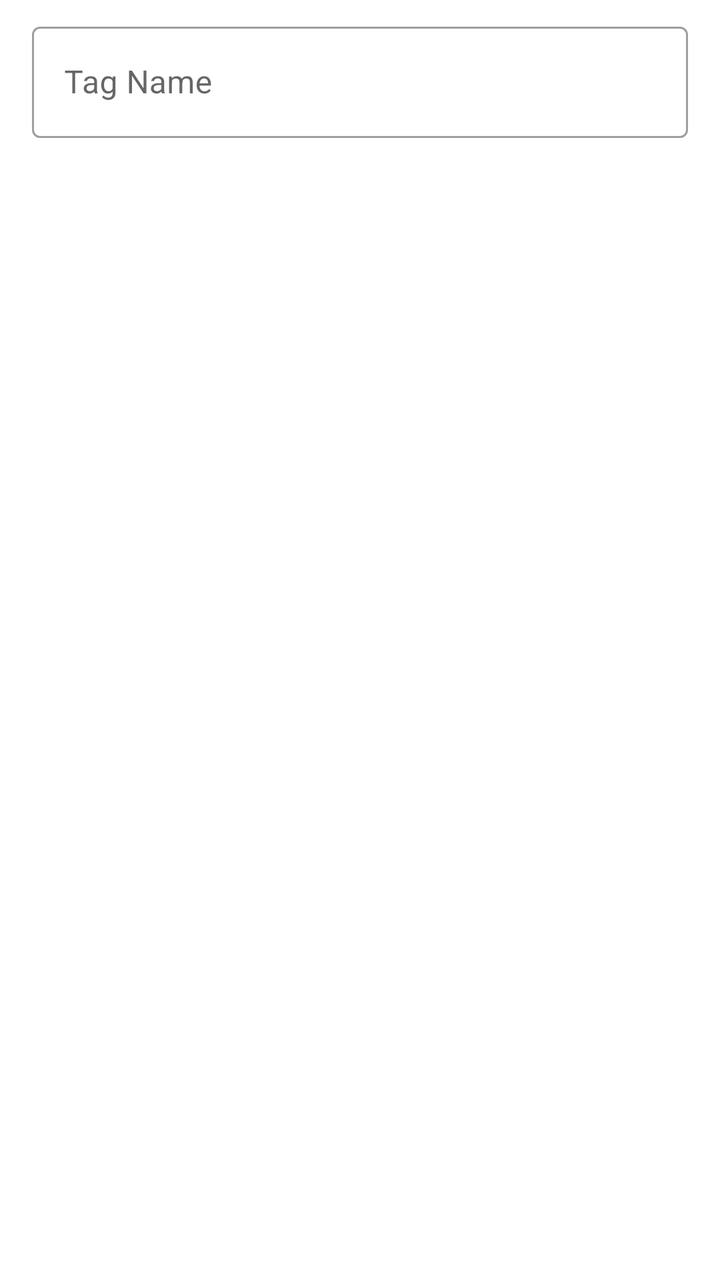
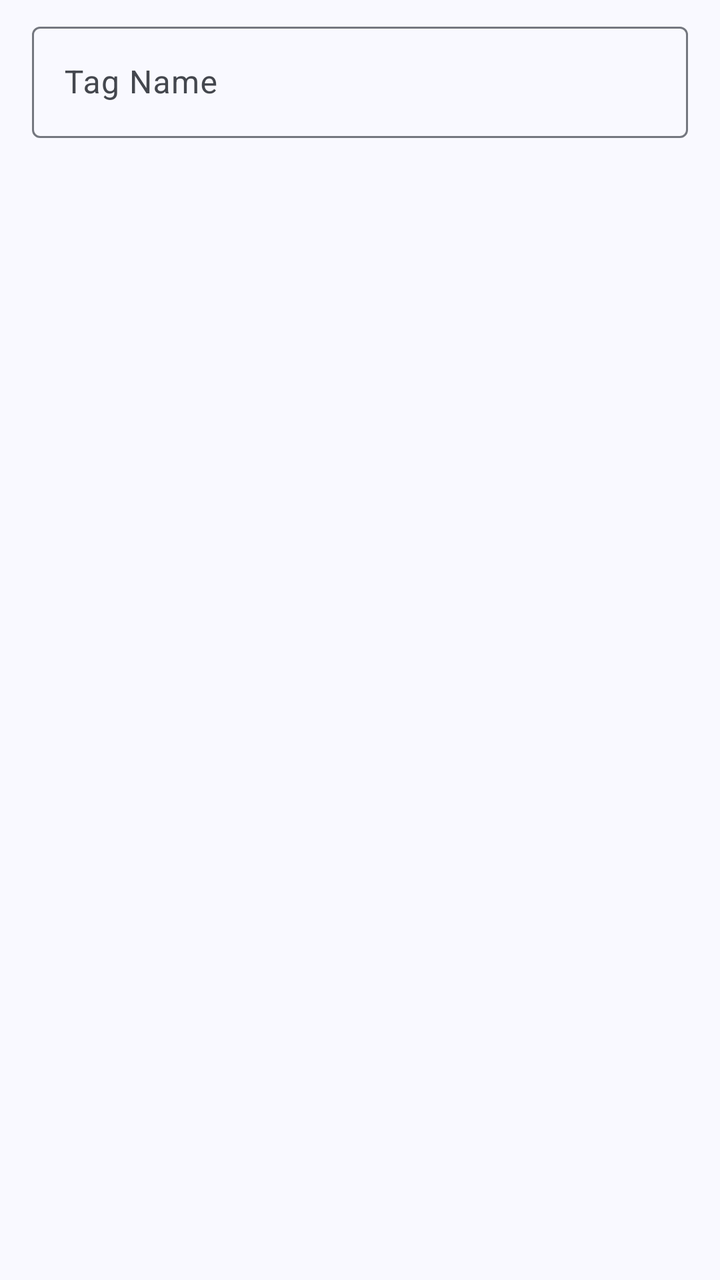

An Android layout rendered at two revisions. The XML below is the earlier revision; the diff shows what the commit changed to produce the second picture.
<!-- AndroidManifest.xml: application theme AppTheme -->
<!-- res/layout/dialog_create_tag.xml -->
<?xml version="1.0" encoding="utf-8"?>
<FrameLayout xmlns:android="http://schemas.android.com/apk/res/android"
    android:layout_width="match_parent"
    android:layout_height="wrap_content">

    <com.google.android.material.textfield.TextInputLayout
        android:id="@+id/input_layout_name"
        style="@style/Widget.MaterialComponents.TextInputLayout.OutlinedBox"
        android:layout_width="match_parent"
        android:layout_height="wrap_content"
        android:layout_marginHorizontal="16dp"
        android:layout_marginTop="8dp">

        <com.google.android.material.textfield.TextInputEditText
            android:id="@+id/edit_name"
            android:layout_width="match_parent"
            android:layout_height="wrap_content"
            android:hint="@string/torrent_list_create_tag_hint"
            android:inputType="textMultiLine"
            android:maxLines="10" />

    </com.google.android.material.textfield.TextInputLayout>

</FrameLayout>
<!-- resources referenced by this layout -->
<resources>
  <style name="AppTheme" parent="Theme.MaterialComponents.DayNight.NoActionBar">
          <item name="colorPrimary">@color/color_primary</item>
          <item name="colorPrimaryDark">@color/color_primary_dark</item>
          <item name="colorPrimaryVariant">@color/color_primary_variant</item>
          <item name="colorOnPrimary">@color/color_on_primary</item>
  
          <item name="colorSecondary">@color/color_secondary</item>
          <item name="colorSecondaryVariant">@color/color_secondary_variant</item>
          <item name="colorOnSecondary">@color/color_on_secondary</item>
  
          <item name="windowActionModeOverlay">true</item>
          <item name="actionBarTheme">@style/AppTheme.ToolbarOverlay</item>
  
          <item name="android:textAlignment">viewStart</item>
  
          <item name="snackbarTextViewStyle">@style/AppTheme.SnackbarTextViewStyle</item>
  
          <item name="android:statusBarColor">@color/status_bar_color</item>
          <item name="android:navigationBarColor">@color/navigation_bar_color</item>
      </style>
  <color name="color_primary">#03A9F4</color>
  <color name="color_primary_dark">#007AC1</color>
  <color name="color_primary_variant">#007AC1</color>
  <color name="color_on_primary">#FFFFFF</color>
  <color name="color_secondary">#FFB300</color>
  <color name="color_secondary_variant">#C68400</color>
  <color name="color_on_secondary">#000000</color>
  <style name="AppTheme.ToolbarOverlay" parent="ThemeOverlay.MaterialComponents.Dark.ActionBar" />
  <style name="AppTheme.SnackbarTextViewStyle" parent="Widget.MaterialComponents.Snackbar.TextView">
          <item name="android:maxLines">15</item>
      </style>
  <color name="status_bar_color">@color/color_primary</color>
  <color name="navigation_bar_color">@android:color/transparent</color>
  <!-- unchanged entries left out for length: 1 -->
</resources>

<!-- the commit's change to res/layout/dialog_create_tag.xml (unified diff, before → after) -->
@@ -5,7 +5,7 @@
 
     <com.google.android.material.textfield.TextInputLayout
         android:id="@+id/input_layout_name"
-        style="@style/Widget.MaterialComponents.TextInputLayout.OutlinedBox"
+        style="@style/Widget.Material3.TextInputLayout.OutlinedBox"
         android:layout_width="match_parent"
         android:layout_height="wrap_content"
         android:layout_marginHorizontal="16dp"
<!-- resource entries referenced after the edit -->
@@ -1,38 +1,107 @@
 <!-- resources referenced by this layout -->
 <resources>
-  <style name="AppTheme" parent="Theme.MaterialComponents.DayNight.NoActionBar">
-          <item name="colorPrimary">@color/color_primary</item>
-          <item name="colorPrimaryDark">@color/color_primary_dark</item>
-          <item name="colorPrimaryVariant">@color/color_primary_variant</item>
-          <item name="colorOnPrimary">@color/color_on_primary</item>
+  <style name="AppTheme" parent="Theme.Material3.DayNight.NoActionBar">
+          <item name="colorPrimary">@color/md_theme_primary</item>
+          <item name="colorOnPrimary">@color/md_theme_onPrimary</item>
+          <item name="colorPrimaryContainer">@color/md_theme_primaryContainer</item>
+          <item name="colorOnPrimaryContainer">@color/md_theme_onPrimaryContainer</item>
+          <item name="colorSecondary">@color/md_theme_secondary</item>
+          <item name="colorOnSecondary">@color/md_theme_onSecondary</item>
+          <item name="colorSecondaryContainer">@color/md_theme_secondaryContainer</item>
+          <item name="colorOnSecondaryContainer">@color/md_theme_onSecondaryContainer</item>
+          <item name="colorTertiary">@color/md_theme_tertiary</item>
+          <item name="colorOnTertiary">@color/md_theme_onTertiary</item>
+          <item name="colorTertiaryContainer">@color/md_theme_tertiaryContainer</item>
+          <item name="colorOnTertiaryContainer">@color/md_theme_onTertiaryContainer</item>
+          <item name="colorError">@color/md_theme_error</item>
+          <item name="colorOnError">@color/md_theme_onError</item>
+          <item name="colorErrorContainer">@color/md_theme_errorContainer</item>
+          <item name="colorOnErrorContainer">@color/md_theme_onErrorContainer</item>
+          <item name="android:colorBackground">@color/md_theme_background</item>
+          <item name="colorOnBackground">@color/md_theme_onBackground</item>
+          <item name="colorSurface">@color/md_theme_surface</item>
+          <item name="colorOnSurface">@color/md_theme_onSurface</item>
+          <item name="colorSurfaceVariant">@color/md_theme_surfaceVariant</item>
+          <item name="colorOnSurfaceVariant">@color/md_theme_onSurfaceVariant</item>
+          <item name="colorOutline">@color/md_theme_outline</item>
+          <item name="colorOutlineVariant">@color/md_theme_outlineVariant</item>
+          <item name="colorSurfaceInverse">@color/md_theme_inverseSurface</item>
+          <item name="colorOnSurfaceInverse">@color/md_theme_inverseOnSurface</item>
+          <item name="colorPrimaryInverse">@color/md_theme_inversePrimary</item>
+          <item name="colorPrimaryFixed">@color/md_theme_primaryFixed</item>
+          <item name="colorOnPrimaryFixed">@color/md_theme_onPrimaryFixed</item>
+          <item name="colorPrimaryFixedDim">@color/md_theme_primaryFixedDim</item>
+          <item name="colorOnPrimaryFixedVariant">@color/md_theme_onPrimaryFixedVariant</item>
+          <item name="colorSecondaryFixed">@color/md_theme_secondaryFixed</item>
+          <item name="colorOnSecondaryFixed">@color/md_theme_onSecondaryFixed</item>
+          <item name="colorSecondaryFixedDim">@color/md_theme_secondaryFixedDim</item>
+          <item name="colorOnSecondaryFixedVariant">@color/md_theme_onSecondaryFixedVariant</item>
+          <item name="colorTertiaryFixed">@color/md_theme_tertiaryFixed</item>
+          <item name="colorOnTertiaryFixed">@color/md_theme_onTertiaryFixed</item>
+          <item name="colorTertiaryFixedDim">@color/md_theme_tertiaryFixedDim</item>
+          <item name="colorOnTertiaryFixedVariant">@color/md_theme_onTertiaryFixedVariant</item>
+          <item name="colorSurfaceDim">@color/md_theme_surfaceDim</item>
+          <item name="colorSurfaceBright">@color/md_theme_surfaceBright</item>
+          <item name="colorSurfaceContainerLowest">@color/md_theme_surfaceContainerLowest</item>
+          <item name="colorSurfaceContainerLow">@color/md_theme_surfaceContainerLow</item>
+          <item name="colorSurfaceContainer">@color/md_theme_surfaceContainer</item>
+          <item name="colorSurfaceContainerHigh">@color/md_theme_surfaceContainerHigh</item>
+          <item name="colorSurfaceContainerHighest">@color/md_theme_surfaceContainerHighest</item>
   
-          <item name="colorSecondary">@color/color_secondary</item>
-          <item name="colorSecondaryVariant">@color/color_secondary_variant</item>
-          <item name="colorOnSecondary">@color/color_on_secondary</item>
+          <item name="materialCardViewStyle">@style/Widget.Material3.CardView.Elevated</item>
+          <item name="snackbarTextViewStyle">@style/AppTheme.SnackbarTextViewStyle</item>
   
           <item name="windowActionModeOverlay">true</item>
-          <item name="actionBarTheme">@style/AppTheme.ToolbarOverlay</item>
-  
-          <item name="android:textAlignment">viewStart</item>
-  
-          <item name="snackbarTextViewStyle">@style/AppTheme.SnackbarTextViewStyle</item>
-  
-          <item name="android:statusBarColor">@color/status_bar_color</item>
-          <item name="android:navigationBarColor">@color/navigation_bar_color</item>
       </style>
-  <color name="color_primary">#03A9F4</color>
-  <color name="color_primary_dark">#007AC1</color>
-  <color name="color_primary_variant">#007AC1</color>
-  <color name="color_on_primary">#FFFFFF</color>
-  <color name="color_secondary">#FFB300</color>
-  <color name="color_secondary_variant">#C68400</color>
-  <color name="color_on_secondary">#000000</color>
-  <style name="AppTheme.ToolbarOverlay" parent="ThemeOverlay.MaterialComponents.Dark.ActionBar" />
-  <style name="AppTheme.SnackbarTextViewStyle" parent="Widget.MaterialComponents.Snackbar.TextView">
+  <color name="md_theme_primary">#415F91</color>
+  <color name="md_theme_onPrimary">#FFFFFF</color>
+  <color name="md_theme_primaryContainer">#D6E3FF</color>
+  <color name="md_theme_onPrimaryContainer">#001B3E</color>
+  <color name="md_theme_secondary">#565F71</color>
+  <color name="md_theme_onSecondary">#FFFFFF</color>
+  <color name="md_theme_secondaryContainer">#DAE2F9</color>
+  <color name="md_theme_onSecondaryContainer">#131C2B</color>
+  <color name="md_theme_tertiary">#705575</color>
+  <color name="md_theme_onTertiary">#FFFFFF</color>
+  <color name="md_theme_tertiaryContainer">#FAD8FD</color>
+  <color name="md_theme_onTertiaryContainer">#28132E</color>
+  <color name="md_theme_error">#BA1A1A</color>
+  <color name="md_theme_onError">#FFFFFF</color>
+  <color name="md_theme_errorContainer">#FFDAD6</color>
+  <color name="md_theme_onErrorContainer">#410002</color>
+  <color name="md_theme_background">#F9F9FF</color>
+  <color name="md_theme_onBackground">#191C20</color>
+  <color name="md_theme_surface">#F9F9FF</color>
+  <color name="md_theme_onSurface">#191C20</color>
+  <color name="md_theme_surfaceVariant">#E0E2EC</color>
+  <color name="md_theme_onSurfaceVariant">#44474E</color>
+  <color name="md_theme_outline">#74777F</color>
+  <color name="md_theme_outlineVariant">#C4C6D0</color>
+  <color name="md_theme_inverseSurface">#2E3036</color>
+  <color name="md_theme_inverseOnSurface">#F0F0F7</color>
+  <color name="md_theme_inversePrimary">#AAC7FF</color>
+  <color name="md_theme_primaryFixed">#D6E3FF</color>
+  <color name="md_theme_onPrimaryFixed">#001B3E</color>
+  <color name="md_theme_primaryFixedDim">#AAC7FF</color>
+  <color name="md_theme_onPrimaryFixedVariant">#284777</color>
+  <color name="md_theme_secondaryFixed">#DAE2F9</color>
+  <color name="md_theme_onSecondaryFixed">#131C2B</color>
+  <color name="md_theme_secondaryFixedDim">#BEC6DC</color>
+  <color name="md_theme_onSecondaryFixedVariant">#3E4759</color>
+  <color name="md_theme_tertiaryFixed">#FAD8FD</color>
+  <color name="md_theme_onTertiaryFixed">#28132E</color>
+  <color name="md_theme_tertiaryFixedDim">#DDBCE0</color>
+  <color name="md_theme_onTertiaryFixedVariant">#573E5C</color>
+  <color name="md_theme_surfaceDim">#D9D9E0</color>
+  <color name="md_theme_surfaceBright">#F9F9FF</color>
+  <color name="md_theme_surfaceContainerLowest">#FFFFFF</color>
+  <color name="md_theme_surfaceContainerLow">#F3F3FA</color>
+  <color name="md_theme_surfaceContainer">#EDEDF4</color>
+  <color name="md_theme_surfaceContainerHigh">#E7E8EE</color>
+  <color name="md_theme_surfaceContainerHighest">#E2E2E9</color>
+  <style name="AppTheme.SnackbarTextViewStyle" parent="Widget.Material3.Snackbar.TextView">
           <item name="android:maxLines">15</item>
       </style>
-  <color name="status_bar_color">@color/color_primary</color>
-  <color name="navigation_bar_color">@android:color/transparent</color>
   <!-- unchanged entries left out for length: 1 -->
 </resources>
 
